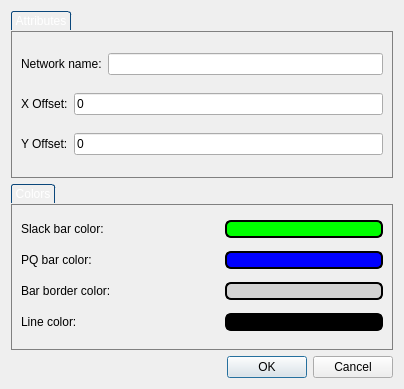
First picture: the form in src/window/networkproperties.ui, repository raulhuatuco/QuickFlow, before the edit.
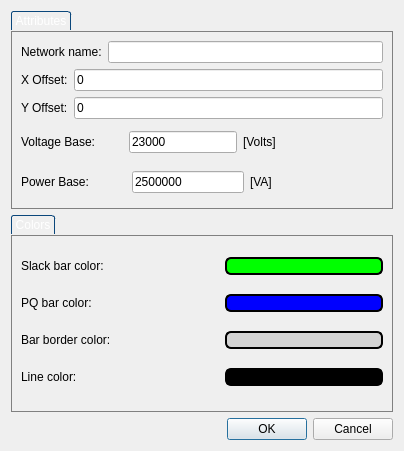
Second picture: the form after the edit.

Patch:
```diff
--- a/src/window/networkproperties.ui
+++ b/src/window/networkproperties.ui
@@ -7,7 +7,7 @@
     <x>0</x>
     <y>0</y>
     <width>404</width>
-    <height>389</height>
+    <height>451</height>
    </rect>
   </property>
   <property name="windowTitle">
@@ -326,6 +326,114 @@
         </item>
        </layout>
       </item>
+      <item row="3" column="0">
+       <layout class="QHBoxLayout" name="horizontalLayout_10">
+        <item>
+         <widget class="QLabel" name="label_10">
+          <property name="text">
+           <string>Voltage Base:</string>
+          </property>
+         </widget>
+        </item>
+        <item>
+         <spacer name="horizontalSpacer_14">
+          <property name="orientation">
+           <enum>Qt::Horizontal</enum>
+          </property>
+          <property name="sizeType">
+           <enum>QSizePolicy::Fixed</enum>
+          </property>
+          <property name="sizeHint" stdset="0">
+           <size>
+            <width>27</width>
+            <height>20</height>
+           </size>
+          </property>
+         </spacer>
+        </item>
+        <item>
+         <widget class="QLineEdit" name="voltageBase">
+          <property name="text">
+           <string>23000</string>
+          </property>
+         </widget>
+        </item>
+        <item>
+         <widget class="QLabel" name="label_14">
+          <property name="text">
+           <string>[Volts]</string>
+          </property>
+         </widget>
+        </item>
+        <item>
+         <spacer name="horizontalSpacer_15">
+          <property name="orientation">
+           <enum>Qt::Horizontal</enum>
+          </property>
+          <property name="sizeHint" stdset="0">
+           <size>
+            <width>40</width>
+            <height>20</height>
+           </size>
+          </property>
+         </spacer>
+        </item>
+       </layout>
+      </item>
+      <item row="4" column="0">
+       <layout class="QHBoxLayout" name="horizontalLayout_11">
+        <item>
+         <widget class="QLabel" name="label_11">
+          <property name="text">
+           <string>Power Base:</string>
+          </property>
+         </widget>
+        </item>
+        <item>
+         <spacer name="horizontalSpacer_16">
+          <property name="orientation">
+           <enum>Qt::Horizontal</enum>
+          </property>
+          <property name="sizeType">
+           <enum>QSizePolicy::Fixed</enum>
+          </property>
+          <property name="sizeHint" stdset="0">
+           <size>
+            <width>37</width>
+            <height>20</height>
+           </size>
+          </property>
+         </spacer>
+        </item>
+        <item>
+         <widget class="QLineEdit" name="powerBase">
+          <property name="text">
+           <string>2500000</string>
+          </property>
+         </widget>
+        </item>
+        <item>
+         <widget class="QLabel" name="label_15">
+          <property name="text">
+           <string>[VA]</string>
+          </property>
+         </widget>
+        </item>
+        <item>
+         <spacer name="horizontalSpacer_17">
+          <property name="orientation">
+           <enum>Qt::Horizontal</enum>
+          </property>
+          <property name="sizeHint" stdset="0">
+           <size>
+            <width>40</width>
+            <height>20</height>
+           </size>
+          </property>
+         </spacer>
+        </item>
+       </layout>
+      </item>
      </layout>
     </widget>
    </item>
```
